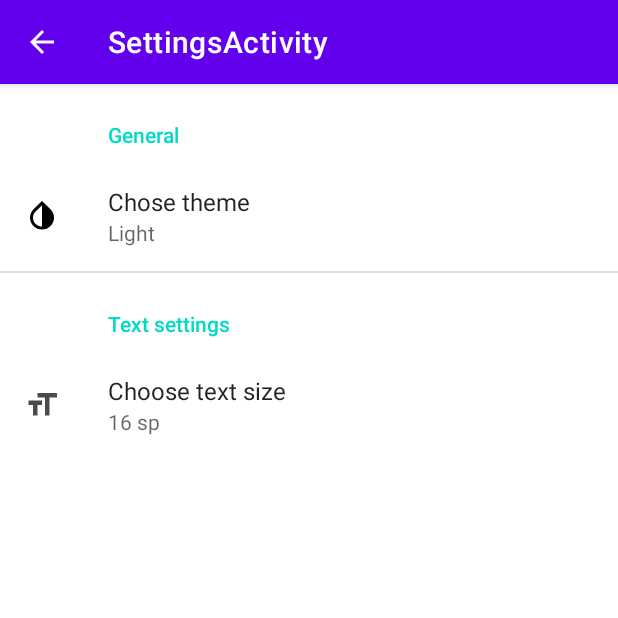
After one commit to VladislavRubashkin/ShoppingListApp, an Android app: the SettingsActivity screen opened directly, with no data from a screen before it, on a phone screen of 412 x 824 dp, the top half of it. The commit adds this screen. Run offline under Robolectric (Android 15) with nearby library versions, the phone set to English and light mode, and no system bars; our stand-ins replace androidx.preference.

Commit message:
Add changeTextSize settings

```diff
--- a/app/build.gradle
+++ b/app/build.gradle
@@ -44,6 +44,7 @@ dependencies {
     implementation 'androidx.appcompat:appcompat:1.6.1'
     implementation 'com.google.android.material:material:1.9.0'
     implementation 'androidx.constraintlayout:constraintlayout:2.1.4'
+    implementation 'androidx.preference:preference:1.2.0'
     testImplementation 'junit:junit:4.13.2'
     androidTestImplementation 'androidx.test.ext:junit:1.1.5'
     androidTestImplementation 'androidx.test.espresso:espresso-core:3.5.1'
@@ -59,4 +60,6 @@ dependencies {
 
     implementation 'com.google.dagger:dagger:2.35.1'
     kapt 'com.google.dagger:dagger-compiler:2.35.1'
+
+    implementation 'androidx.preference:preference-ktx:1.2.0'
 }
--- a/app/src/main/AndroidManifest.xml
+++ b/app/src/main/AndroidManifest.xml
@@ -13,6 +13,10 @@
         android:theme="@style/Theme.ShoppingListApp"
         tools:targetApi="31">
         <activity
+            android:name=".presentation.screens.SettingsActivity"
+            android:exported="false"
+            android:label="@string/title_activity_settings" />
+        <activity
             android:name=".presentation.screens.ShopItemActivity"
             android:exported="false" />
         <activity
--- a/app/src/main/java/com/example/shoppinglistapp/presentation/adapters/ListShopItemViewHolder.kt
+++ b/app/src/main/java/com/example/shoppinglistapp/presentation/adapters/ListShopItemViewHolder.kt
@@ -6,4 +6,5 @@ import androidx.recyclerview.widget.RecyclerView
 
 class ListShopItemViewHolder(
     val binding: ViewDataBinding
-): RecyclerView.ViewHolder(binding.root) {}
+): RecyclerView.ViewHolder(binding.root) {
+}
--- /dev/null
+++ b/app/src/main/java/com/example/shoppinglistapp/presentation/screens/SettingsActivity.kt
@@ -0,0 +1,35 @@
+package com.example.shoppinglistapp.presentation.screens
+
+import android.os.Bundle
+import android.view.MenuItem
+import androidx.appcompat.app.AppCompatActivity
+import androidx.preference.PreferenceFragmentCompat
+import com.example.shoppinglistapp.R
+
+class SettingsActivity : AppCompatActivity() {
+
+    override fun onCreate(savedInstanceState: Bundle?) {
+        super.onCreate(savedInstanceState)
+        setContentView(R.layout.settings_activity)
+        if (savedInstanceState == null) {
+            supportFragmentManager
+                .beginTransaction()
+                .replace(R.id.settings, SettingsFragment())
+                .commit()
+        }
+        supportActionBar?.setDisplayHomeAsUpEnabled(true)
+    }
+
+    override fun onOptionsItemSelected(item: MenuItem): Boolean {
+        if (item.itemId == android.R.id.home) {
+            finish()
+        }
+        return super.onOptionsItemSelected(item)
+    }
+
+    class SettingsFragment : PreferenceFragmentCompat() {
+        override fun onCreatePreferences(savedInstanceState: Bundle?, rootKey: String?) {
+            setPreferencesFromResource(R.xml.root_preferences, rootKey)
+        }
+    }
+}
--- a/app/src/main/java/com/example/shoppinglistapp/presentation/screens/ShopItemFragment.kt
+++ b/app/src/main/java/com/example/shoppinglistapp/presentation/screens/ShopItemFragment.kt
@@ -1,14 +1,17 @@
 package com.example.shoppinglistapp.presentation.screens
 
 import android.content.Context
+import android.content.SharedPreferences
 import android.os.Bundle
 import android.text.Editable
 import android.text.TextWatcher
 import android.view.LayoutInflater
 import android.view.View
 import android.view.ViewGroup
+import android.widget.EditText
 import androidx.fragment.app.Fragment
 import androidx.lifecycle.ViewModelProvider
+import androidx.preference.PreferenceManager
 import com.example.shoppinglistapp.R
 import com.example.shoppinglistapp.databinding.FragmentShopItemBinding
 import com.example.shoppinglistapp.domain.entity.ShopItemEntity
@@ -29,6 +32,7 @@ class ShopItemFragment : Fragment() {
 
     private var screenMode = MODE_UNKNOWN
     private var shopItemId = ShopItemEntity.UNDEFINED_ID
+
     private lateinit var screenCloseListener: ScreenCloseListener
 
     override fun onAttach(context: Context) {
@@ -50,6 +54,7 @@ class ShopItemFragment : Fragment() {
         container: ViewGroup?,
         savedInstanceState: Bundle?
     ): View {
+        // setTheme() - до создания view
         _binding = FragmentShopItemBinding.inflate(inflater, container, false)
         return binding.root
     }
@@ -147,6 +152,7 @@ class ShopItemFragment : Fragment() {
         }
     }
 
+
     override fun onDestroyView() {
         super.onDestroyView()
         _binding = null
--- /dev/null
+++ b/app/src/main/res/drawable/ic_text_size.xml
@@ -0,0 +1,5 @@
+<vector android:height="24dp" android:tint="#4B4B4B"
+    android:viewportHeight="24" android:viewportWidth="24"
+    android:width="24dp" xmlns:android="http://schemas.android.com/apk/res/android">
+    <path android:fillColor="@android:color/white" android:pathData="M9,4v3h5v12h3L17,7h5L22,4L9,4zM3,12h3v7h3v-7h3L12,9L3,9v3z"/>
+</vector>
--- /dev/null
+++ b/app/src/main/res/drawable/ic_theme.xml
@@ -0,0 +1,5 @@
+<vector android:height="24dp" android:tint="#000000"
+    android:viewportHeight="24" android:viewportWidth="24"
+    android:width="24dp" xmlns:android="http://schemas.android.com/apk/res/android">
+    <path android:fillColor="@android:color/white" android:pathData="M12,4.81L12,19c-3.31,0 -6,-2.63 -6,-5.87c0,-1.56 0.62,-3.03 1.75,-4.14L12,4.81M6.35,7.56L6.35,7.56C4.9,8.99 4,10.96 4,13.13C4,17.48 7.58,21 12,21c4.42,0 8,-3.52 8,-7.87c0,-2.17 -0.9,-4.14 -2.35,-5.57l0,0L12,2L6.35,7.56z"/>
+</vector>
--- /dev/null
+++ b/app/src/main/res/layout/settings_activity.xml
@@ -0,0 +1,9 @@
+<LinearLayout xmlns:android="http://schemas.android.com/apk/res/android"
+    android:layout_width="match_parent"
+    android:layout_height="match_parent">
+
+    <FrameLayout
+        android:id="@+id/settings"
+        android:layout_width="match_parent"
+        android:layout_height="match_parent" />
+</LinearLayout>
--- /dev/null
+++ b/app/src/main/res/values/arrays.xml
@@ -0,0 +1,38 @@
+<?xml version="1.0" encoding="utf-8"?>
+<resources>
+
+    <string-array name="theme_array">
+        <item>Light</item>
+        <item>Dark</item>
+    </string-array>
+
+    <string-array name="theme_in_memory_values">
+        <item>Light</item>
+        <item>Dark</item>
+    </string-array>
+
+    <string-array name="text_size_array">
+        <item>16 sp</item>
+        <item>18 sp</item>
+        <item>20 sp</item>
+        <item>22 sp</item>
+    </string-array>
+
+    <string-array name="text_size_in_memory_values">
+        <item>16</item>
+        <item>18</item>
+        <item>20</item>
+        <item>22</item>
+    </string-array>
+    <!-- Reply Preference -->
+    <string-array name="reply_entries">
+        <item>Reply</item>
+        <item>Reply to all</item>
+    </string-array>
+
+    <string-array name="reply_values">
+        <item>reply</item>
+        <item>reply_all</item>
+    </string-array>
+
+</resources>
--- a/app/src/main/res/values/colors.xml
+++ b/app/src/main/res/values/colors.xml
@@ -8,8 +8,6 @@
     <color name="black">#FF000000</color>
     <color name="white">#FFFFFFFF</color>
 
-
-
     <color name="shop_item_enabled_background">#68B4D8</color>
     <color name="shop_item_disabled_background">#33BB86FC</color>
 
--- a/app/src/main/res/values/strings.xml
+++ b/app/src/main/res/values/strings.xml
@@ -6,4 +6,25 @@
     <string name="button_save">Save</string>
     <string name="error_input_count">Error input count</string>
     <string name="error_input_name">Error input name</string>
+    <string name="settings">Settings</string>
+
+    <string name="general">General</string>
+    <string name="chose_theme">Chose theme</string>
+    <string name="text_settings">Text settings</string>
+    <string name="choose_text_size">Choose text size</string>
+    <string name="title_activity_settings">SettingsActivity</string>
+
+    <!-- Preference Titles -->
+    <string name="messages_header">Messages</string>
+    <string name="sync_header">Sync</string>
+
+    <!-- Messages Preferences -->
+    <string name="signature_title">Your signature</string>
+    <string name="reply_title">Default reply action</string>
+
+    <!-- Sync Preferences -->
+    <string name="sync_title">Sync email periodically</string>
+    <string name="attachment_title">Download incoming attachments</string>
+    <string name="attachment_summary_on">Automatically download attachments for incoming emails</string>
+    <string name="attachment_summary_off">Only download attachments when manually requested</string>
 </resources>
--- /dev/null
+++ b/app/src/main/res/xml/root_preferences.xml
@@ -0,0 +1,34 @@
+<PreferenceScreen
+    xmlns:android="http://schemas.android.com/apk/res/android"
+    xmlns:app="http://schemas.android.com/apk/res-auto">
+
+
+    <PreferenceCategory
+        android:title="@string/general">
+
+        <ListPreference
+            android:defaultValue="Light"
+            android:entries="@array/theme_array"
+            android:entryValues="@array/theme_in_memory_values"
+            android:key="theme_key"
+            android:title="@string/chose_theme"
+            android:icon="@drawable/ic_theme"
+            android:summary=""
+            app:useSimpleSummaryProvider="true"/>
+    </PreferenceCategory>
+
+
+    <PreferenceCategory
+        android:title="@string/text_settings">
+
+        <ListPreference
+            android:defaultValue="16"
+            android:entries="@array/text_size_array"
+            android:entryValues="@array/text_size_in_memory_values"
+            android:key="text_size_key"
+            android:title="@string/choose_text_size"
+            android:icon="@drawable/ic_text_size"
+            android:summary=""
+            app:useSimpleSummaryProvider="true"/>
+    </PreferenceCategory>
+</PreferenceScreen>
```
Also changed, not shown: app/src/main/java/com/example/shoppinglistapp/presentation/adapters/ListShopItemAdapter.kt (+9 -3 lines), app/src/main/java/com/example/shoppinglistapp/presentation/screens/ListShopItemActivity.kt (+24 -2 lines), app/src/main/java/com/example/shoppinglistapp/presentation/utils/ChangeTextSize.kt (added, +20 -0 lines), app/src/main/res/layout/activity_list_shop_item.xml (+13 -0 lines).
